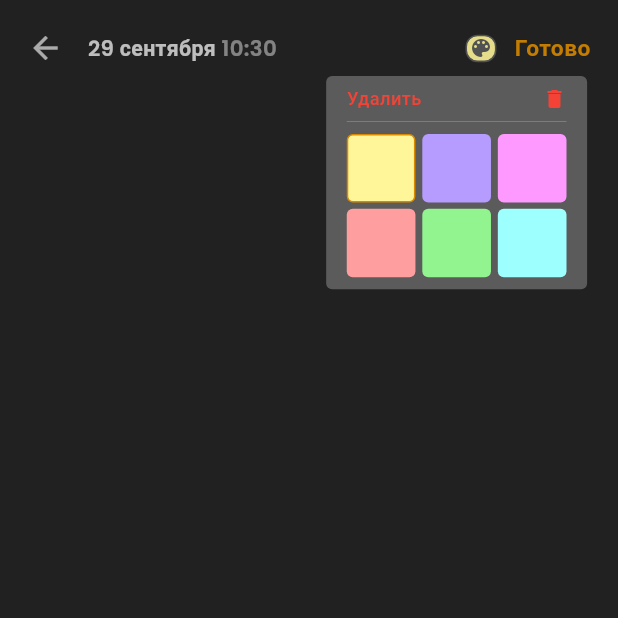
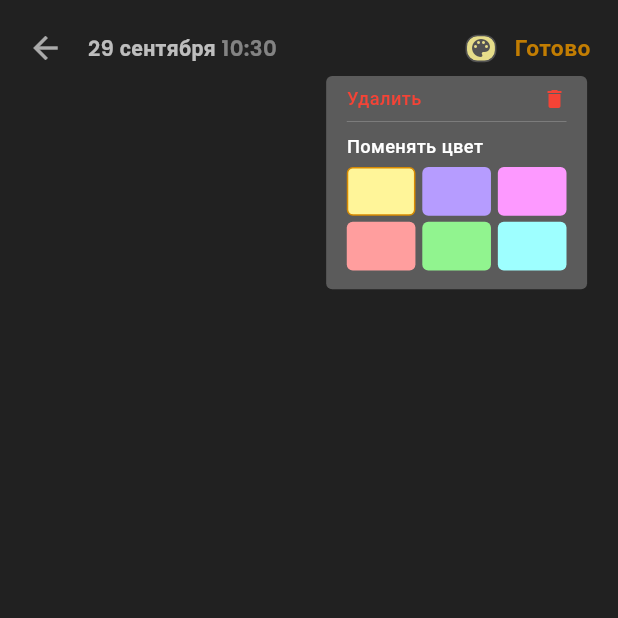
Before and after one commit to DoolotbekovSultan/notes, a Flutter app: the NoteScreen screen opened by its route, after a tap on the "color lens" icon, on a phone screen of 412 x 824 dp, the top half of it. Run offline on Flutter 3.47's test engine with Material 3 defaults, Android fonts, the phone set to English and light mode, and no system bars; our stand-ins replace bloc, dartz, floor, flutter_bloc, flutter_screenutil, get_it and 6 more; accounts and stored records are empty; generated files the repository leaves out were written again; project files that could hold a hidden picture were left out.

Commit message:
fix color change logic

```diff
--- a/lib/features/notes/presentation/widgets/dialogs/change_color_dialog.dart
+++ b/lib/features/notes/presentation/widgets/dialogs/change_color_dialog.dart
@@ -22,7 +22,9 @@ class ChangeColorDialog extends StatelessWidget {
           return Stack(
             children: [
               Positioned(
-                top: AppDimens.appBarHeight.h,
+                top:
+                    AppDimens.appBarHeight.h +
+                    MediaQuery.of(context).padding.top,
                 right: AppDimens.paddingMmd.w,
                 child: Material(
                   color: Colors.transparent,
@@ -38,6 +40,7 @@ class ChangeColorDialog extends StatelessWidget {
                         horizontal: AppDimens.paddingSmm.w,
                       ),
                       child: Column(
+                        mainAxisSize: MainAxisSize.min,
                         children: [
                           GestureDetector(
                             onTap: () {
@@ -82,13 +85,17 @@ class ChangeColorDialog extends StatelessWidget {
                             ),
                           ),
                           AppSpacing.h8,
-                          GridView.count(
-                            shrinkWrap: true,
-                            physics: NeverScrollableScrollPhysics(),
-                            crossAxisCount: 3,
-                            crossAxisSpacing: AppDimens.paddingXs.w,
-                            mainAxisSpacing: AppDimens.paddingXs.h,
-
+                          Align(
+                            alignment: Alignment.centerLeft,
+                            child: Text(
+                              "Поменять цвет",
+                              style: AppTextStyles.poppins12Regular,
+                            ),
+                          ),
+                          AppSpacing.h4,
+                          Wrap(
+                            spacing: AppDimens.paddingXs.w,
+                            runSpacing: AppDimens.paddingXs.h,
                             children: List.generate(
                               noteColors.length,
                               (index) => GestureDetector(
```
